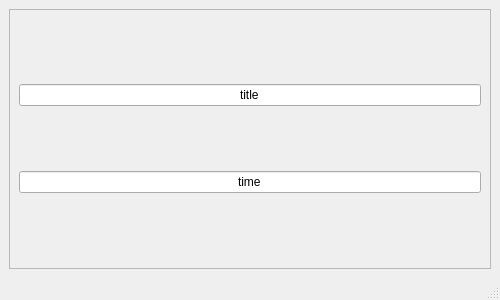
The window that timerwindow.ui (cephcyn/hourglassQT) describes before a commit, drawn with Qt 5.
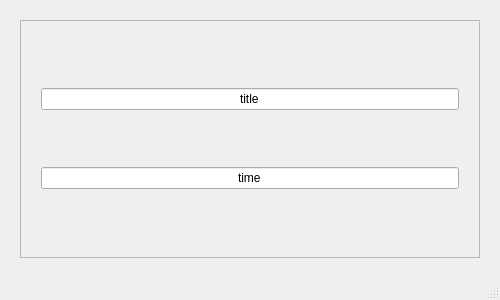
The same window after the commit.

Commit message: change some window sizing, make title box less default

Diff of the .ui file:
```diff
--- a/timerwindow.ui
+++ b/timerwindow.ui
@@ -33,6 +33,18 @@
     <bool>true</bool>
    </property>
    <layout class="QHBoxLayout" name="horizontalLayout">
+    <property name="leftMargin">
+     <number>20</number>
+    </property>
+    <property name="topMargin">
+     <number>20</number>
+    </property>
+    <property name="rightMargin">
+     <number>20</number>
+    </property>
+    <property name="bottomMargin">
+     <number>20</number>
+    </property>
     <item>
      <widget class="QFrame" name="frameControl">
       <property name="frameShape">
@@ -42,11 +54,20 @@
        <enum>QFrame::Raised</enum>
       </property>
       <layout class="QVBoxLayout" name="verticalLayout">
+       <property name="spacing">
+        <number>10</number>
+       </property>
+       <property name="leftMargin">
+        <number>20</number>
+       </property>
        <property name="topMargin">
-        <number>15</number>
+        <number>20</number>
+       </property>
+       <property name="rightMargin">
+        <number>20</number>
        </property>
        <property name="bottomMargin">
-        <number>15</number>
+        <number>20</number>
        </property>
        <item>
         <widget class="QLineEdit" name="lineEdit">
```
Left out of the diff: 3 changed lines with no effect on the pictures. The commit also changes 1 other file.
